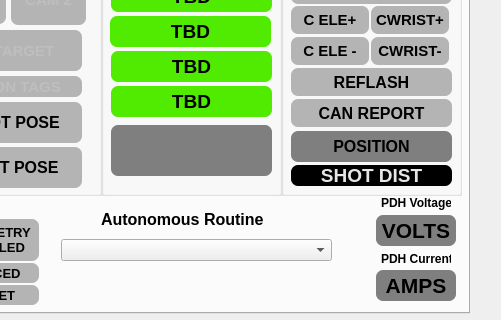
Old version of the form gui/layout_2026.ui in the repository aesatchien/FRC2429_2026; both pictures show x 981 to 1482 and y 156 to 476 of the 1482 by 724 pixel window.
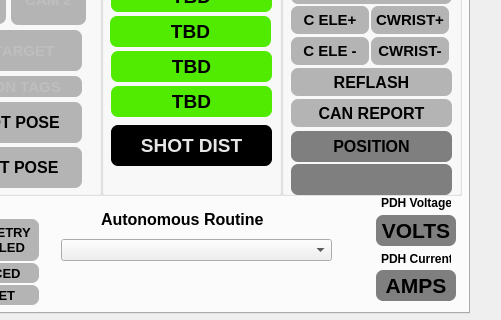
New version of the form. Icons and pictures are not drawn. Custom widgets are drawn as their Qt base class.

Commit message: added shot distances to the gui

```diff
--- a/gui/layout_2026.ui
+++ b/gui/layout_2026.ui
@@ -268,39 +268,6 @@
         <set>Qt::AlignCenter</set>
        </property>
       </widget>
-      <widget class="ClickableQLabel" name="qlabel_game_piece_indicator">
-       <property name="enabled">
-        <bool>true</bool>
-       </property>
-       <property name="geometry">
-        <rect>
-         <x>10</x>
-         <y>230</y>
-         <width>161</width>
-         <height>51</height>
-        </rect>
-       </property>
-       <property name="font">
-        <font>
-         <pointsize>14</pointsize>
-         <bold>true</bold>
-        </font>
-       </property>
-       <property name="styleSheet">
-        <string notr="true">border: 7px;
-border-radius: 7px;
-background-color:rgb(127, 127, 127);</string>
-       </property>
-       <property name="text">
-        <string>&lt;GAMEPIECE&gt;</string>
-       </property>
-       <property name="textFormat">
-        <enum>Qt::AutoText</enum>
-       </property>
-       <property name="alignment">
-        <set>Qt::AlignCenter</set>
-       </property>
-      </widget>
       <widget class="ClickableQLabel" name="qlabel_go_to_l2_indicator">
        <property name="enabled">
         <bool>true</bool>
@@ -335,6 +302,41 @@
         <set>Qt::AlignCenter</set>
        </property>
       </widget>
+      <widget class="QLabel" name="qlabel_shot_distance">
+       <property name="enabled">
+        <bool>false</bool>
+       </property>
+       <property name="geometry">
+        <rect>
+         <x>10</x>
+         <y>230</y>
+         <width>161</width>
+         <height>41</height>
+        </rect>
+       </property>
+       <property name="font">
+        <font>
+         <family>MS Shell Dlg 2</family>
+         <pointsize>14</pointsize>
+         <bold>true</bold>
+        </font>
+       </property>
+       <property name="styleSheet">
+        <string notr="true">border: 7px;
+border-radius: 7px;
+background-color:rgb(0, 0, 0);
+color:rgb(230,230,230);</string>
+       </property>
+       <property name="text">
+        <string>SHOT DIST</string>
+       </property>
+       <property name="textFormat">
+        <enum>Qt::AutoText</enum>
+       </property>
+       <property name="alignment">
+        <set>Qt::AlignCenter</set>
+       </property>
+      </widget>
      </widget>
      <widget class="QGroupBox" name="groupBox">
       <property name="geometry">
@@ -1262,41 +1264,6 @@
         <set>Qt::AlignCenter</set>
        </property>
       </widget>
-      <widget class="QLabel" name="qlabel_shot_distance">
-       <property name="enabled">
-        <bool>false</bool>
-       </property>
-       <property name="geometry">
-        <rect>
-         <x>10</x>
-         <y>270</y>
-         <width>161</width>
-         <height>21</height>
-        </rect>
-       </property>
-       <property name="font">
-        <font>
-         <family>MS Shell Dlg 2</family>
-         <pointsize>14</pointsize>
-         <bold>true</bold>
-        </font>
-       </property>
-       <property name="styleSheet">
-        <string notr="true">border: 7px;
-border-radius: 7px;
-background-color:rgb(0, 0, 0);
-color:rgb(230,230,230);</string>
-       </property>
-       <property name="text">
-        <string>SHOT DIST</string>
-       </property>
-       <property name="textFormat">
-        <enum>Qt::AutoText</enum>
-       </property>
-       <property name="alignment">
-        <set>Qt::AlignCenter</set>
-       </property>
-      </widget>
       <widget class="ClickableQLabel" name="qlabel_reset_flex_indicator">
        <property name="enabled">
         <bool>true</bool>
@@ -1468,6 +1435,39 @@
         <set>Qt::AlignCenter</set>
        </property>
       </widget>
+      <widget class="ClickableQLabel" name="qlabel_game_piece_indicator">
+       <property name="enabled">
+        <bool>true</bool>
+       </property>
+       <property name="geometry">
+        <rect>
+         <x>10</x>
+         <y>269</y>
+         <width>161</width>
+         <height>31</height>
+        </rect>
+       </property>
+       <property name="font">
+        <font>
+         <pointsize>14</pointsize>
+         <bold>true</bold>
+        </font>
+       </property>
+       <property name="styleSheet">
+        <string notr="true">border: 7px;
+border-radius: 7px;
+background-color:rgb(127, 127, 127);</string>
+       </property>
+       <property name="text">
+        <string>&lt;GAMEPIECE&gt;</string>
+       </property>
+       <property name="textFormat">
+        <enum>Qt::AutoText</enum>
+       </property>
+       <property name="alignment">
+        <set>Qt::AlignCenter</set>
+       </property>
+      </widget>
      </widget>
      <widget class="QComboBox" name="qcombobox_autonomous_routines">
       <property name="geometry">
```
The commit also changes 4 other files.
